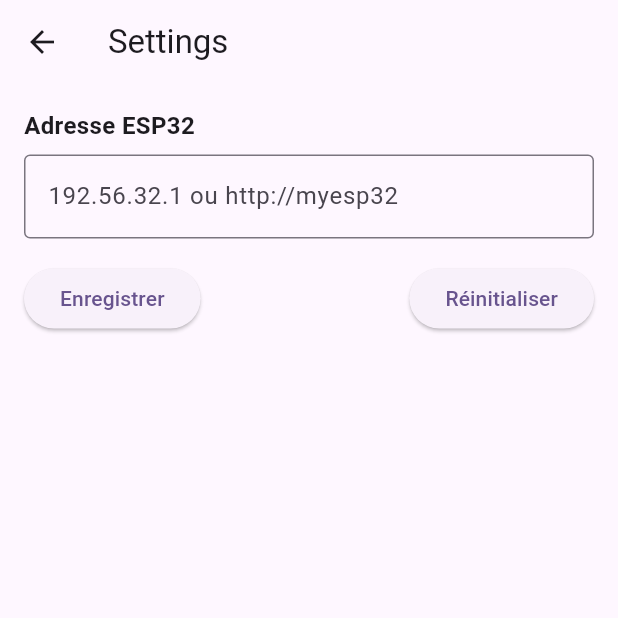
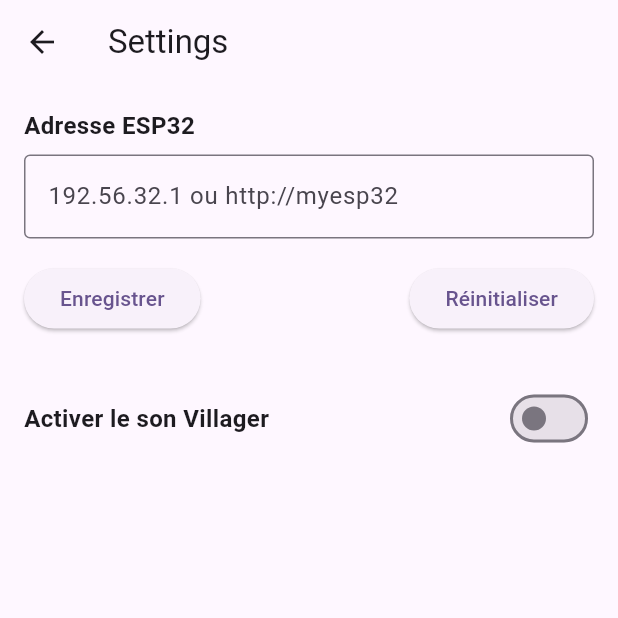
Before and after one commit to enzo-viguier/ESP32_Application, a Flutter app: the screen it shows after launch, after a tap on the "settings" icon, on a phone screen of 412 x 824 dp, the top half of it. Run offline on Flutter 3.47's test engine with Material 3 defaults, Android fonts, the phone set to English and light mode, and no system bars; our stand-ins replace audioplayers, logger, shared_preferences; missing offline and left inert: dart:ffi.

Commit message:
Son villager gérer

```diff
--- a/lib/screens/Settings.dart
+++ b/lib/screens/Settings.dart
@@ -10,31 +10,51 @@ class Settings extends StatefulWidget {
 
 class _SettingsState extends State<Settings> {
   final TextEditingController _controller = TextEditingController();
-  final String _prefKey = 'esp32_address';
+  final String _addressPrefKey = 'esp32_address';
+  final String _soundPrefKey = 'villager_sound_enabled';
+  bool _isVillagerSoundEnabled = false;
 
   @override
   void initState() {
     super.initState();
-    _loadSavedAddress();
+    _loadSettings();
   }
 
-  // Charger l'adresse enregistrée si elle existe
-  Future<void> _loadSavedAddress() async {
+  // Charger les paramètres enregistrés
+  Future<void> _loadSettings() async {
     SharedPreferences prefs = await SharedPreferences.getInstance();
-    String? savedAddress = prefs.getString(_prefKey);
-    if (savedAddress != null) {
-      setState(() {
+    String? savedAddress = prefs.getString(_addressPrefKey);
+    bool savedSoundSetting = prefs.getBool(_soundPrefKey) ?? false;
+
+    setState(() {
+      if (savedAddress != null) {
         _controller.text = savedAddress;
-      });
-    }
+      }
+      _isVillagerSoundEnabled = savedSoundSetting;
+    });
   }
 
-  // Enregistrer l'adresse dans les préférences partagées
+  // Enregistrer l'adresse et l'état du switch
   Future<void> _saveAddress() async {
     SharedPreferences prefs = await SharedPreferences.getInstance();
-    await prefs.setString(_prefKey, _controller.text);
+    await prefs.setString(_addressPrefKey, _controller.text);
     ScaffoldMessenger.of(context).showSnackBar(
       const SnackBar(content: Text('Adresse enregistrée avec succès !')),
+    );
+  }
+
+  Future<void> _saveSoundSetting(bool value) async {
+    SharedPreferences prefs = await SharedPreferences.getInstance();
+    await prefs.setBool(_soundPrefKey, value);
+    setState(() {
+      _isVillagerSoundEnabled = value;
+    });
+    ScaffoldMessenger.of(context).showSnackBar(
+      SnackBar(
+        content: Text(
+          value ? 'Son Villager activé !' : 'Son Villager désactivé !',
+        ),
+      ),
     );
   }
 
@@ -79,6 +99,20 @@ class _SettingsState extends State<Settings> {
                 ),
               ],
             ),
+            const SizedBox(height: 32),
+            Row(
+              mainAxisAlignment: MainAxisAlignment.spaceBetween,
+              children: [
+                const Text(
+                  "Activer le son Villager",
+                  style: TextStyle(fontSize: 16, fontWeight: FontWeight.bold),
+                ),
+                Switch(
+                  value: _isVillagerSoundEnabled,
+                  onChanged: (value) => _saveSoundSetting(value),
+                ),
+              ],
+            ),
           ],
         ),
       ),
```
